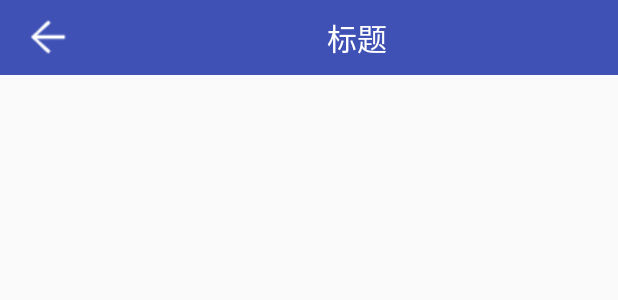
After one commit to wangchaohu/IntelligentBoiler, an Android app: the layout toolbar.xml on its own in the app's theme, with its tools: preview values and no code run, on a phone screen of 412 x 824 dp. The commit adds this screen. Shown: the top 300 px of the screen. Run offline under Robolectric (Android 15) with nearby library versions, the phone set to English and light mode, and no system bars.

Commit message:
增加了toolbar

```diff
--- a/app/src/main/AndroidManifest.xml
+++ b/app/src/main/AndroidManifest.xml
@@ -8,7 +8,7 @@
         android:label="@string/app_name"
         android:supportsRtl="true"
         android:theme="@style/AppTheme">
-        <activity android:name=".MainActivity">
+        <activity android:name=".activities.MainActivity">
             <intent-filter>
                 <action android:name="android.intent.action.MAIN" />
 
--- /dev/null
+++ b/app/src/main/res/layout/toolbar.xml
@@ -0,0 +1,28 @@
+<?xml version="1.0" encoding="utf-8"?>
+<LinearLayout
+    xmlns:android="http://schemas.android.com/apk/res/android"
+    android:orientation="horizontal"
+    android:layout_width="match_parent"
+    android:layout_height="50dp"
+    android:paddingLeft="16dp"
+
+    android:background="@color/colorPrimary">
+<ImageButton
+    android:id="@+id/btn_return"
+    android:layout_width="wrap_content"
+    android:layout_height="wrap_content"
+    android:src="@drawable/return_icon"
+    android:layout_gravity="center_vertical"
+    android:background="#00000000"
+    />
+    <TextView
+        android:id="@+id/title_tv"
+        android:layout_width="match_parent"
+        android:layout_height="wrap_content"
+        android:text="标题"
+        android:textColor="#ffffff"
+        android:textSize="20dp"
+        android:layout_marginLeft="16dp"
+        android:gravity="center"
+        android:layout_gravity="center"/>
+</LinearLayout>
--- a/app/src/main/res/values/styles.xml
+++ b/app/src/main/res/values/styles.xml
@@ -1,7 +1,7 @@
 <resources>
 
     <!-- Base application theme. -->
-    <style name="AppTheme" parent="Theme.AppCompat.Light.DarkActionBar">
+    <style name="AppTheme" parent="Theme.AppCompat.Light.NoActionBar">
         <!-- Customize your theme here. -->
         <item name="colorPrimary">@color/colorPrimary</item>
         <item name="colorPrimaryDark">@color/colorPrimaryDark</item>
```
Also changed, not shown: app/src/main/java/com/lapsen/intelligentboiler/MainActivity.java (deleted, +0 -13 lines), app/src/main/java/com/lapsen/intelligentboiler/activities/MainActivity.java (added, +17 -0 lines), app/src/main/java/com/lapsen/intelligentboiler/base/BaseActivity.java (added, +51 -0 lines), app/src/main/res/layout/activity_main.xml (+6 -9 lines), app/src/main/res/drawable/return_icon.png (added).
